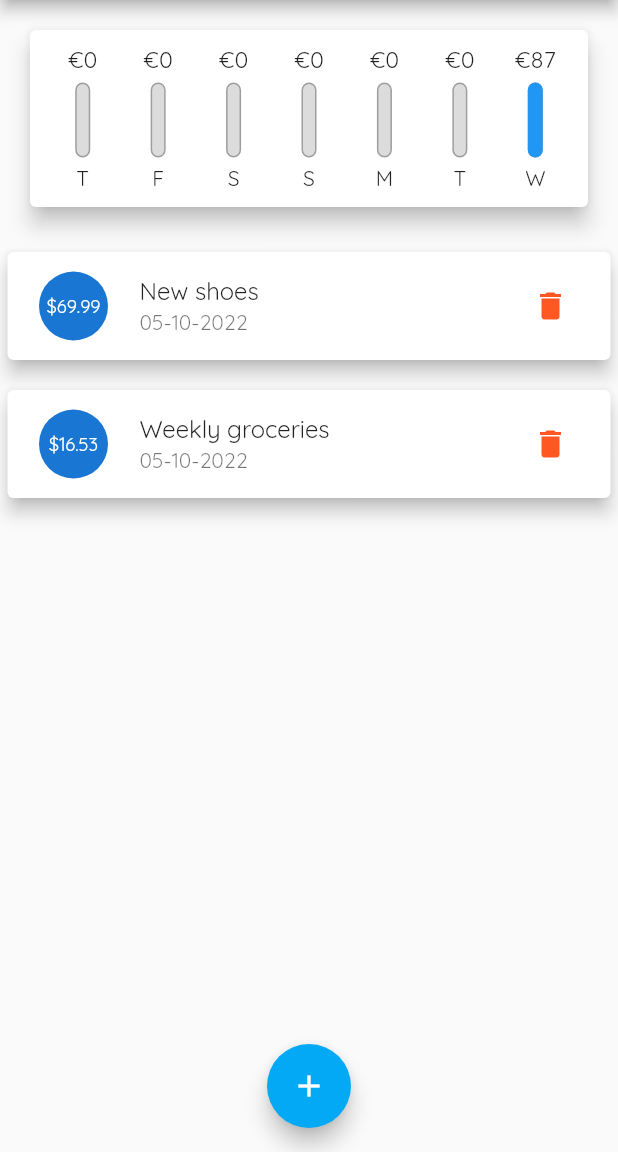
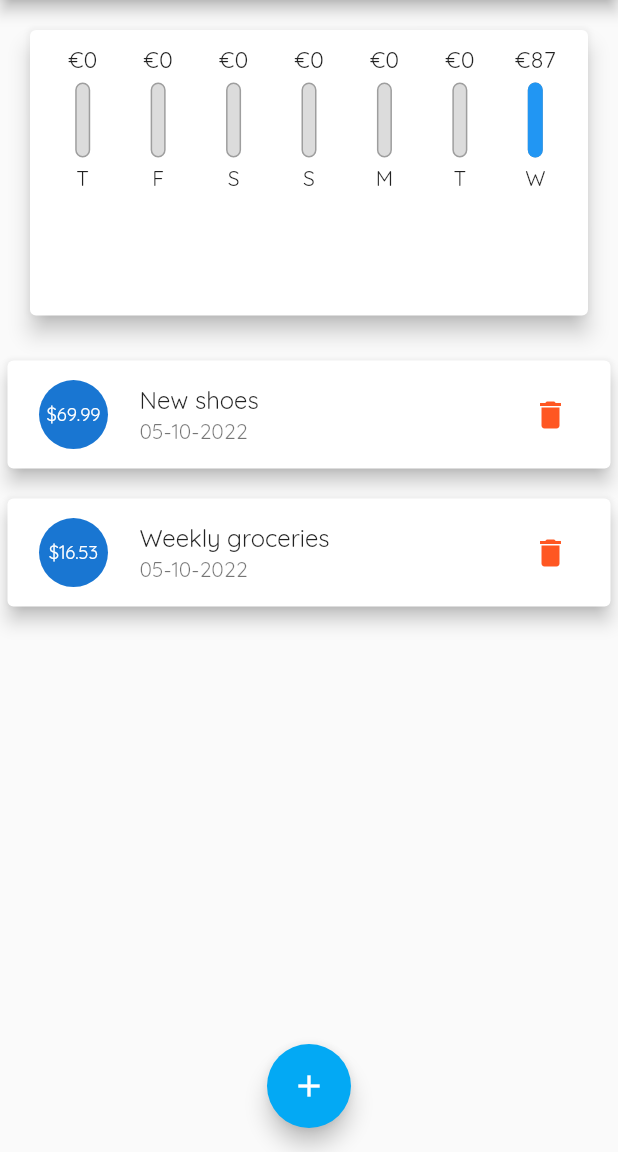
Before and after one commit to HlibHryshko/personal_expenses_application, a Flutter app: the screen it shows after launch, on a phone screen of 412 x 824 dp, the part 84-1236 px from its top. Run offline on Flutter 3.47's test engine with Material 2 defaults, Android fonts, the phone set to English and light mode, and no system bars.

Commit message:
calculating sizes of the widgets dynamicall

```diff
--- a/lib/main.dart
+++ b/lib/main.dart
@@ -89,8 +89,7 @@ class _MyHomePageState extends State<MyHomePage> {
 
   @override
   Widget build(BuildContext context) {
-    return Scaffold(
-      appBar: AppBar(
+    final appBar = AppBar(
       title: const Text('Personal Expenses'),
       actions: [
         IconButton(
@@ -100,14 +99,29 @@ class _MyHomePageState extends State<MyHomePage> {
           ),
         )
       ],
-      ),
+    );
+    return Scaffold(
+      appBar: appBar,
       body: SingleChildScrollView(
         child: Column(
           mainAxisAlignment: MainAxisAlignment.start,
           crossAxisAlignment: CrossAxisAlignment.center,
           children: [
-            Chart(_recentTransactions),
-            TransactionsList(_userTransactions, _deleteTransaction),
+            Container(
+              height: (
+                  MediaQuery.of(context).size.height
+                      - appBar.preferredSize.height
+                      - MediaQuery.of(context).padding.top
+              ) * 0.3,
+                child: Chart(_recentTransactions)
+            ),
+            Container(
+              height: (
+                  MediaQuery.of(context).size.height
+                      - appBar.preferredSize.height
+                      - MediaQuery.of(context).padding.top
+              ) * 0.7,
+                child: TransactionsList(_userTransactions, _deleteTransaction)),
           ],
         ),
       ),
--- a/lib/widgets/transactions_list.dart
+++ b/lib/widgets/transactions_list.dart
@@ -11,9 +11,7 @@ class TransactionsList extends StatelessWidget {
 
   @override
   Widget build(BuildContext context) {
-    return Container(
-      height: 600,
-      child: userTransactions.isNotEmpty
+    return userTransactions.isNotEmpty
         ?
     ListView.builder(
       itemBuilder: (context, index){
@@ -69,7 +67,6 @@ class TransactionsList extends StatelessWidget {
           ),
         ),
       ],
-      ),
     );
   }
 }
```
Also changed, not shown: lib/widgets/chart.dart (indentation only). Lines whose indentation alone changed are shown as unchanged.
